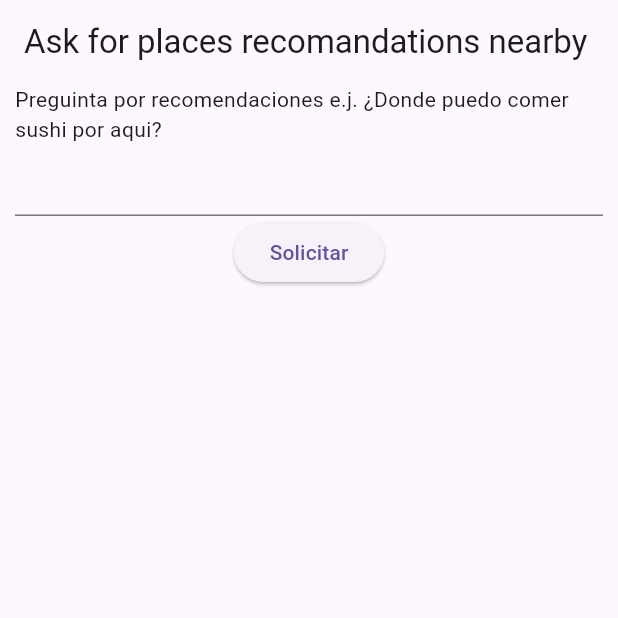
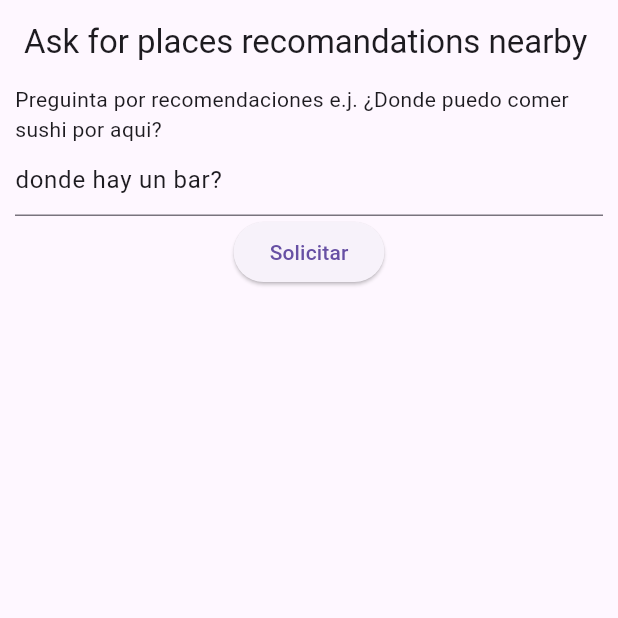
Before and after one commit to aaronrchz/human_directions, a Flutter app: the screen it shows after launch, after a tap on "Get directions to a nerby place", on a phone screen of 412 x 824 dp, the top half of it. Run offline on Flutter 3.47's test engine with Material 3 defaults, Android fonts, the phone set to English and light mode, and no system bars; our stand-ins replace flutter_dotenv, geolocator; missing offline and left inert: dart_openai, google_directions_api.

Commit message:
"Removed, unused parameters from multiple functions, changed the places component to use the new API, llm output changed for a more useful format and changed the example app to test the new format "

```diff
--- /dev/null
+++ b/lib/componets/recomendations_parse.dart
@@ -0,0 +1,69 @@
+import 'dart:convert';
+
+class Recommendation {
+  final String name;
+  final String address;
+  final String rating;
+  final String description;
+  final String openNow;
+  final String openingHours;
+
+  Recommendation({
+    required this.name,
+    required this.address,
+    required this.rating,
+    required this.description,
+    required this.openNow,
+    required this.openingHours,
+  });
+
+  factory Recommendation.fromJson(Map<String, dynamic> json) {
+    return Recommendation(
+      name: json['name'],
+      address: json['address'],
+      rating: json['rating'].toString(),
+      description: json['description'],
+      openNow: json['open_now'].toString(),
+      openingHours: json['opening_hours']
+    );
+  }
+}
+
+class NearbyPlacesRecomendationsObject {
+  List<Recommendation>? recommendations;
+  String? startMessage;
+  String? closingMessage;
+  bool hasError;
+  String? errorMessage;
+
+  NearbyPlacesRecomendationsObject(
+      {required this.startMessage,
+      required this.recommendations,
+      required this.closingMessage,
+      required this.errorMessage,
+      required this.hasError,
+      });
+  factory NearbyPlacesRecomendationsObject.fromString(String rawData) {
+    Map<String, dynamic> data = jsonDecode(rawData);
+
+    return NearbyPlacesRecomendationsObject(
+        startMessage: data['start_message'],
+        recommendations: (data['recommendations'] as List)
+            .map((item) => Recommendation.fromJson(item))
+            .toList(),
+        closingMessage: data['closing_message'],
+        errorMessage: null,
+        hasError: false,
+        );
+  }
+  factory NearbyPlacesRecomendationsObject.fromError(Object e){
+    return NearbyPlacesRecomendationsObject(
+      startMessage: null,
+      recommendations: null,
+      closingMessage: null,
+      errorMessage:  e.toString(),
+      hasError: true,
+    );
+  }
+
+}
--- a/lib/directions_screen.dart
+++ b/lib/directions_screen.dart
@@ -42,6 +42,7 @@ class _DirectionsScreenState extends State<DirectionsScreen> {
       googleDirectionsApiKey: widget.googleDirectionsApiKey,
       openAIlenguage: OpenAILenguage.es,
       googlelenguage: 'es-419',
+      placesRadious: 50,
     );
     _originFieldController.text = '34 Bd Garibaldi, 75015 Paris, Francia';
     _destinationFieldController.text =
--- a/lib/nearby_directions_screen.dart
+++ b/lib/nearby_directions_screen.dart
@@ -1,4 +1,7 @@
 import 'package:flutter/material.dart';
+import 'package:google_directions_api/google_directions_api.dart';
+import 'package:human_directios/componets/recomendations_parse.dart';
+import 'package:human_directios/componets/supported_lenguages.dart';
 import 'package:human_directios/human_directions.dart';
 
 class RequestDNearbyPlacesScreen extends StatefulWidget {
@@ -15,13 +18,17 @@ class RequestDNearbyPlacesScreen extends StatefulWidget {
 
 class _RequestDNearbyPlacesScreen extends State<RequestDNearbyPlacesScreen> {
   late HumanDirections directionsController;
-  final TextEditingController _textEditingController = TextEditingController();
-  late Future<String?> _futureResult;
+  final TextEditingController _textEditingController =
+      TextEditingController(text: 'donde hay un bar?');
+  late Future<NearbyPlacesRecomendationsObject?> _futureResult;
 
-  Future<String?> _handleSubmit() async {
+  Future<NearbyPlacesRecomendationsObject?> _handleSubmit() async {
     directionsController = HumanDirections(
         openAiApiKey: widget.openAiApiKey,
-        googleDirectionsApiKey: widget.googleDirectionsApiKey);
+        googleDirectionsApiKey: widget.googleDirectionsApiKey,
+        travelMode: TravelMode.walking,
+        unitSystem: UnitSystem.metric,
+        openAIlenguage: OpenAILenguage.es);
     String input = _textEditingController.text;
     await directionsController.getCurrentLocation(context);
     return await directionsController.gptPromptNearbyPlaces(
@@ -53,7 +60,7 @@ class _RequestDNearbyPlacesScreen extends State<RequestDNearbyPlacesScreen> {
               },
               child: const Text('Solicitar'),
             ),
-            FutureBuilder<String?>(
+            FutureBuilder<NearbyPlacesRecomendationsObject?>(
               future: _futureResult,
               builder: (context, snapshot) {
                 if (snapshot.connectionState == ConnectionState.waiting) {
@@ -61,7 +68,49 @@ class _RequestDNearbyPlacesScreen extends State<RequestDNearbyPlacesScreen> {
                 } else if (snapshot.hasError) {
                   return Text('Error: ${snapshot.error}');
                 } else if (snapshot.hasData) {
-                  return Text(snapshot.data!);
+                  NearbyPlacesRecomendationsObject data = snapshot.data!;
+                  if (data.hasError) {
+                    print(data.errorMessage);
+                    return Text(data.errorMessage!);
+                  }
+                  if (data.recommendations != null) {
+                    return Column(
+                      children: [
+                        Text(data.startMessage ?? 'result:'),
+                        SingleChildScrollView(
+                          child: SizedBox(
+                            height:
+                                400, // Define una altura adecuada según tus necesidades
+                            child: ListView(
+                              padding: const EdgeInsets.all(8),
+                              children: [
+                                ...data.recommendations!.map((e) {
+                                  return ExpansionTile(
+                                    title: Text(e.name),
+                                    subtitle: Text(e.rating),
+                                    children: [
+                                      ListTile(
+                                        title: Text(e.description),
+                                      ),
+                                      TextButton(onPressed: (){}, child: const Text('¡Quiero ir!'),),
+                                    ],
+                                  );
+                                }),
+                              ],
+                            ),
+                          ),
+                        ),
+                        Text(data.closingMessage ?? 'end of result.'),
+                      ],
+                    );
+                  } else {
+                    return Column(
+                      children: [
+                        Text(data.startMessage!),
+                        Text(data.closingMessage!),
+                      ],
+                    );
+                  }
                 } else {
                   return Container();
                 }
```
Also changed, not shown: lib/componets/places.dart (+66 -11 lines), lib/human_directions.dart (+28 -16 lines).
